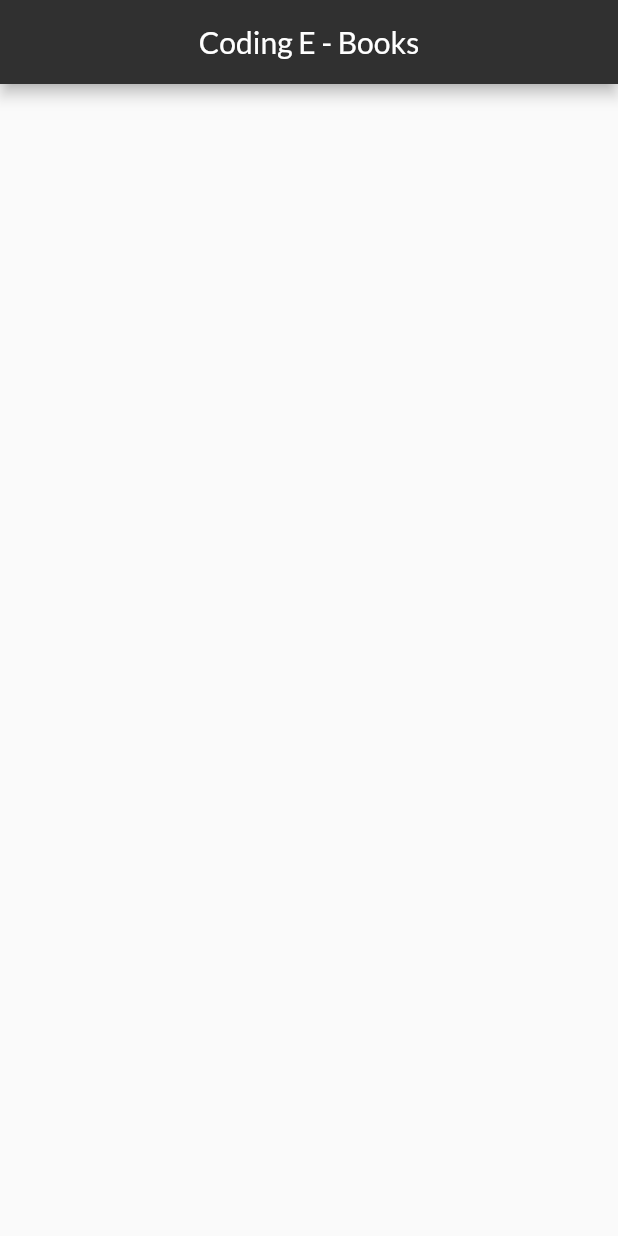
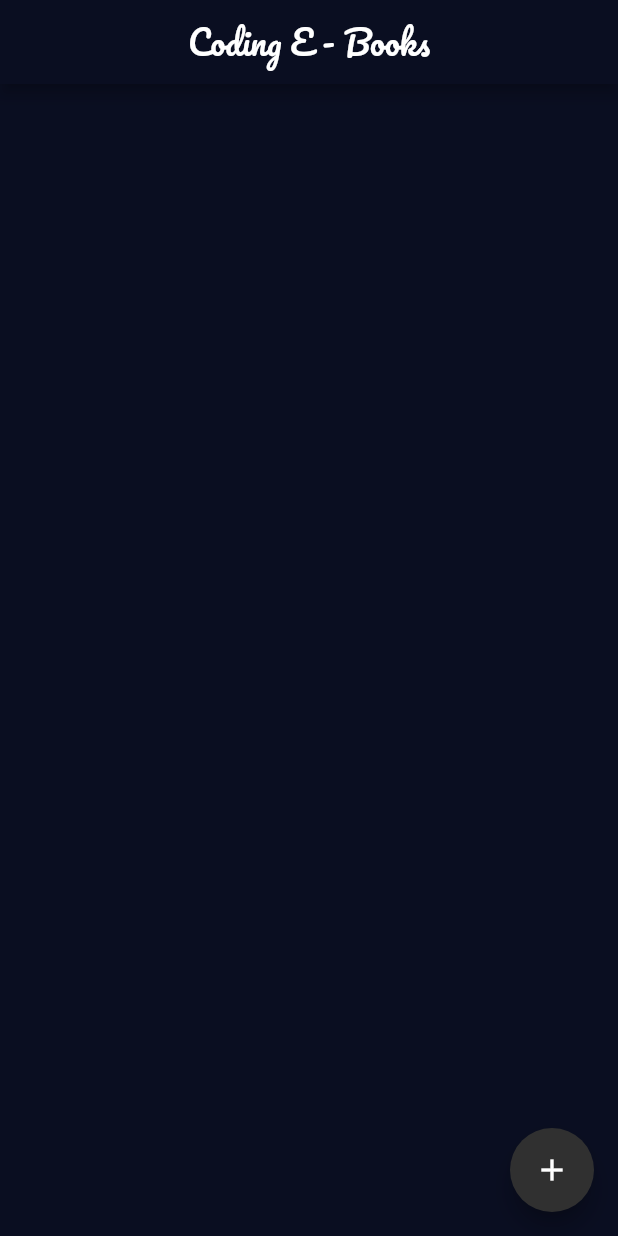
Before and after one commit to Karnatapu-Manoj/Coding-E-Books, a Flutter app: the screen it shows after launch, on a phone screen of 412 x 824 dp. Run offline on Flutter 3.47's test engine with Material 2 defaults, Android fonts, the phone set to English and light mode, and no system bars; our stand-ins replace google_fonts.

Commit message:
Added theme data to my App.

```diff
--- a/lib/main.dart
+++ b/lib/main.dart
@@ -9,6 +9,11 @@ class MyApp extends StatelessWidget {
     return MaterialApp(
       title: 'Coding Books -E.Books',
       debugShowCheckedModeBanner: false,
+      theme: ThemeData(
+        primaryColor: Color(0xFF0A0E21),
+        accentColor: Colors.grey[850],
+        scaffoldBackgroundColor: Color(0xFF0A0E21),
+      ),
       home: AppPage(),
     );
   }
@@ -26,12 +31,15 @@ class _AppPageState extends State<AppPage> {
       appBar: AppBar(
         title: Text(
           'Coding E - Books',
-          style: GoogleFonts.lato(),
+          style: GoogleFonts.pacifico(fontSize: 22.0),
         ),
         centerTitle: true,
-        backgroundColor: Colors.grey[850],
       ),
       body: Container(),
+      floatingActionButton: FloatingActionButton(
+        child: Icon(Icons.add),
+        onPressed: null,
+      ),
     );
   }
 }
```
Also changed, not shown: 2 other files.
